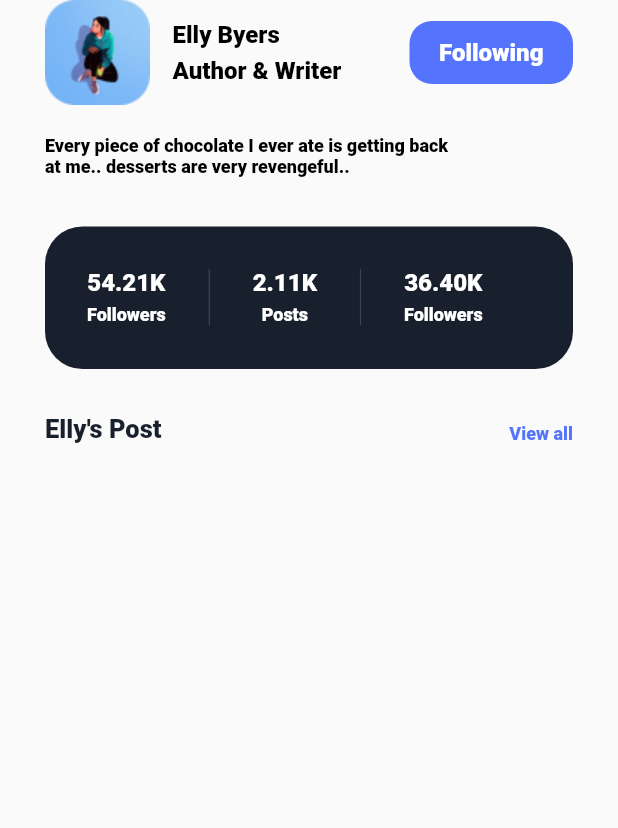
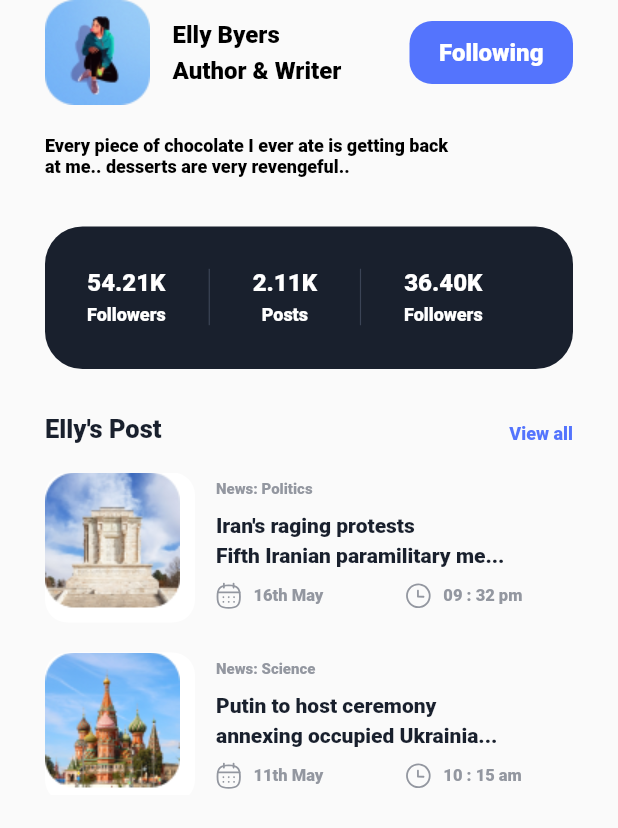
Before and after one commit to Emyeeeel/mobile_news_app, a Flutter app: the screen it shows after launch, on a phone screen of 412 x 824 dp. Shown: the top 828 px of the screen. Run offline on Flutter 3.47's test engine with Material 2 defaults, Android fonts, the phone set to English and light mode, and no system bars; our stand-ins replace device_preview, flutter_svg; Roboto replaces fonts that are missing (Gellix).

Commit message:
created vertical listview widgets and added it to screen 3 and improved screen 2

```diff
--- a/lib/listviewWidgets.dart
+++ b/lib/listviewWidgets.dart
@@ -473,91 +473,246 @@ class VerticalList extends StatelessWidget {
   @override
   Widget build(BuildContext context) {
     return Padding(
-      padding: const EdgeInsets.fromLTRB(0, 0, 20, 0),
+      padding: const EdgeInsets.fromLTRB(0, 0, 20, 20),
       child: SizedBox(
-        width: 208,
-        height: 88,
-        child: Padding(
-          padding: const EdgeInsets.fromLTRB(10, 0, 0, 0),
+        width: 315,
+        height: 100,
         child: Row(
           children: [
             Stack(
               children: [
-                  SizedBox(
-                    width: 70,
-                    height: 70,
-                    child: Container(
+                Container(
+                  width: 100,
+                  height: 100,
                   decoration: BoxDecoration(
-                          borderRadius: BorderRadius.circular(25),
+                      borderRadius: BorderRadius.circular(15),
+                      color: const Color(0xFFFFFFFF)),
+                ),
+                Container(
+                  width: 90,
+                  height: 90,
+                  decoration: BoxDecoration(
+                      borderRadius: BorderRadius.circular(15),
                       image: const DecorationImage(
-                              image: AssetImage("assets/png/listview2_2.png"))),
-                    ),
-                  ),
-                  Positioned(
-                    top: (70 - 18) / 2,
-                    left: (70 - 18) / 2,
-                    child: SizedBox(
-                      child: SvgPicture.asset('assets/svg/play_icon.svg'),
-                      width: 18,
-                      height: 18,
-                    ),
+                          image: AssetImage('assets/png/listview3.png'))),
                 )
               ],
             ),
             const SizedBox(
-                width: 11,
+              width: 14,
             ),
-              Column(
-                mainAxisAlignment: MainAxisAlignment.center,
+            Padding(
+              padding: const EdgeInsets.fromLTRB(0, 5.105, 0, 5.105),
+              child: Column(
                 crossAxisAlignment: CrossAxisAlignment.start,
                 children: [
                   const Text(
-                    'China',
+                    'News: Politics',
                     style: TextStyle(
                       fontFamily: 'Gellix',
-                      fontSize: 12,
-                      fontWeight: FontWeight.w500,
+                      fontSize: 10,
+                      fontWeight: FontWeight.w800,
                       color: Color(0xFF9397A0),
                     ),
                   ),
                   const SizedBox(
-                    height: 3,
+                    height: 10,
                   ),
                   const Text(
-                    'Trading',
+                    'Iran\'s raging protests',
                     style: TextStyle(
                       fontFamily: 'Gellix',
-                      fontSize: 12,
-                      fontWeight: FontWeight.w500,
-                      color: Color(0xFF9397A0),
+                      fontSize: 14,
+                      fontWeight: FontWeight.w800,
+                      color: Color(0xFF19202D),
                     ),
                   ),
                   const SizedBox(
-                    height: 9,
+                    height: 4,
+                  ),
+                  const Text(
+                    'Fifth Iranian paramilitary me...',
+                    style: TextStyle(
+                      fontFamily: 'Gellix',
+                      fontSize: 14,
+                      fontWeight: FontWeight.w800,
+                      color: Color(0xFF19202D),
+                    ),
+                  ),
+                  const SizedBox(
+                    height: 10,
                   ),
                   Row(
                     children: [
-                      SvgPicture.asset('assets/svg/eye_icon.svg'),
+                      Row(
+                        children: [
+                          SvgPicture.asset('assets/svg/calendar_icon.svg'),
                           const SizedBox(
-                        width: 4,
+                            width: 8,
                           ),
                           const Text(
-                        '40,999',
+                            '16th May',
                             style: TextStyle(
                               fontFamily: 'Gellix',
-                          fontSize: 12,
-                          fontWeight: FontWeight.w500,
+                              fontSize: 11,
+                              fontWeight: FontWeight.w800,
                               color: Color(0xFF9397A0),
                             ),
                           ),
                         ],
-                  )
+                      ),
+                      const SizedBox(
+                        width: 55,
+                      ),
+                      Row(
+                        children: [
+                          SvgPicture.asset('assets/svg/time_icon.svg'),
+                          const SizedBox(
+                            width: 8,
+                          ),
+                          const Text(
+                            '09 : 32 pm',
+                            style: TextStyle(
+                              fontFamily: 'Gellix',
+                              fontSize: 11,
+                              fontWeight: FontWeight.w800,
+                              color: Color(0xFF9397A0),
+                            ),
+                          ),
+                        ],
+                      ),
                     ],
                   )
                 ],
               ),
+            )
+          ],
         ),
       ),
     );
   }
 }
+
+class VerticalList_2 extends StatelessWidget {
+  @override
+  Widget build(BuildContext context) {
+    return Padding(
+      padding: const EdgeInsets.fromLTRB(0, 0, 20, 20),
+      child: SizedBox(
+        width: 315,
+        height: 100,
+        child: Row(
+          children: [
+            Stack(
+              children: [
+                Container(
+                  width: 100,
+                  height: 100,
+                  decoration: BoxDecoration(
+                      borderRadius: BorderRadius.circular(15),
+                      color: const Color(0xFFFFFFFF)),
+                ),
+                Container(
+                  width: 90,
+                  height: 90,
+                  decoration: BoxDecoration(
+                      borderRadius: BorderRadius.circular(15),
+                      image: const DecorationImage(
+                          image: AssetImage('assets/png/listview3_2.png'))),
+                )
+              ],
+            ),
+            const SizedBox(
+              width: 14,
+            ),
+            Padding(
+              padding: const EdgeInsets.fromLTRB(0, 5.105, 0, 5.105),
+              child: Column(
+                crossAxisAlignment: CrossAxisAlignment.start,
+                children: [
+                  const Text(
+                    'News: Science',
+                    style: TextStyle(
+                      fontFamily: 'Gellix',
+                      fontSize: 10,
+                      fontWeight: FontWeight.w800,
+                      color: Color(0xFF9397A0),
+                    ),
+                  ),
+                  const SizedBox(
+                    height: 10,
+                  ),
+                  const Text(
+                    'Putin to host ceremony',
+                    style: TextStyle(
+                      fontFamily: 'Gellix',
+                      fontSize: 14,
+                      fontWeight: FontWeight.w800,
+                      color: Color(0xFF19202D),
+                    ),
+                  ),
+                  const SizedBox(
+                    height: 4,
+                  ),
+                  const Text(
+                    'annexing occupied Ukrainia...',
+                    style: TextStyle(
+                      fontFamily: 'Gellix',
+                      fontSize: 14,
+                      fontWeight: FontWeight.w800,
+                      color: Color(0xFF19202D),
+                    ),
+                  ),
+                  const SizedBox(
+                    height: 10,
+                  ),
+                  Row(
+                    children: [
+                      Row(
+                        children: [
+                          SvgPicture.asset('assets/svg/calendar_icon.svg'),
+                          const SizedBox(
+                            width: 8,
+                          ),
+                          const Text(
+                            '11th May',
+                            style: TextStyle(
+                              fontFamily: 'Gellix',
+                              fontSize: 11,
+                              fontWeight: FontWeight.w800,
+                              color: Color(0xFF9397A0),
+                            ),
+                          ),
+                        ],
+                      ),
+                      const SizedBox(
+                        width: 55,
+                      ),
+                      Row(
+                        children: [
+                          SvgPicture.asset('assets/svg/time_icon.svg'),
+                          const SizedBox(
+                            width: 8,
+                          ),
+                          const Text(
+                            '10 : 15 am',
+                            style: TextStyle(
+                              fontFamily: 'Gellix',
+                              fontSize: 11,
+                              fontWeight: FontWeight.w800,
+                              color: Color(0xFF9397A0),
+                            ),
+                          ),
+                        ],
+                      ),
+                    ],
+                  )
+                ],
+              ),
+            )
+          ],
+        ),
+      ),
+    );
+  }
+}
--- a/lib/screens/screen2.dart
+++ b/lib/screens/screen2.dart
@@ -1,6 +1,5 @@
 import 'package:flutter/material.dart';
 import 'package:flutter_svg/flutter_svg.dart';
-import 'package:mobile_news_app/listviewWidgets.dart';
 
 class Aboutscreen extends StatefulWidget {
   const Aboutscreen({Key? key}) : super(key: key);
--- a/lib/screens/screen3.dart
+++ b/lib/screens/screen3.dart
@@ -279,7 +279,20 @@ class _ProfilescreenState extends State<Profilescreen> {
             ),
             const SizedBox(
               height: 19,
-            )
+            ),
+            SizedBox(
+              height: 215,
+              child: ListView.builder(
+                  itemCount: 3,
+                  scrollDirection: Axis.vertical,
+                  itemBuilder: (context, index) {
+                    if (index == 1) {
+                      return VerticalList_2();
+                    } else {
+                      return VerticalList();
+                    }
+                  }),
+            ),
           ],
         ),
       )),
```
Lines whose indentation alone changed are shown as unchanged.
